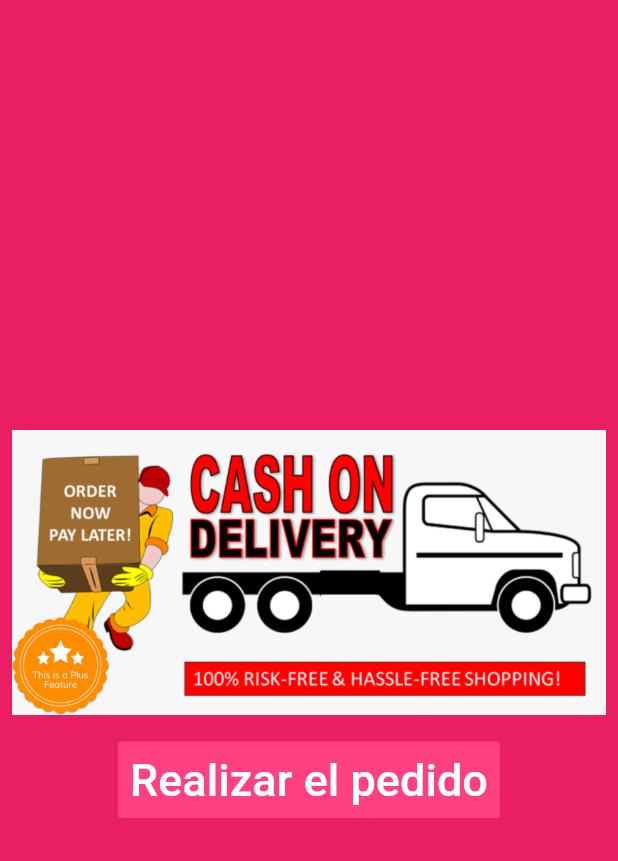
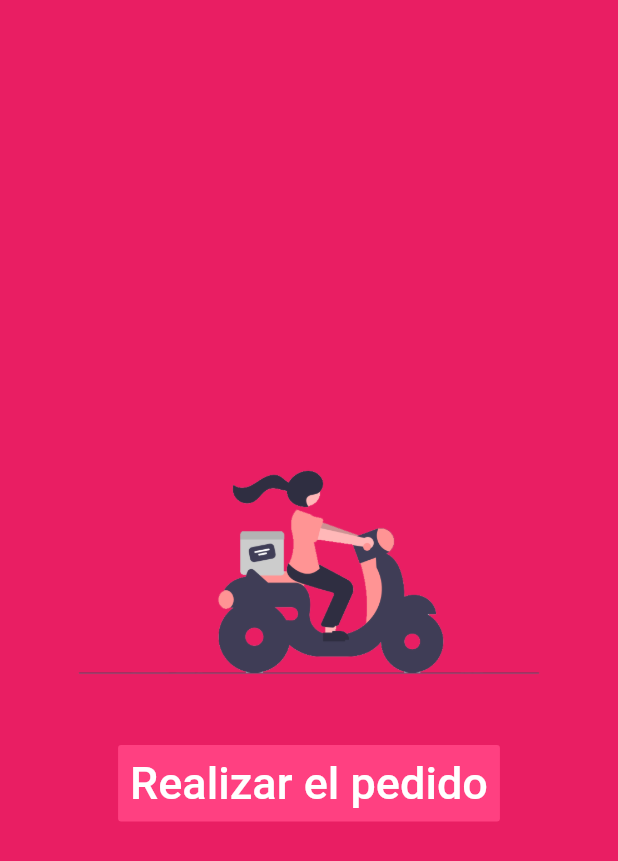
Before and after one commit to Ri-Shard/Reposteria-App, a Flutter app: the PaymentPage widget shown alone on an empty page, opened directly, on a phone screen of 412 x 824 dp. Shown: the top 861 px of the screen. Run offline on Flutter 3.47's test engine with Material 2 defaults, Android fonts, the phone set to English and light mode, and no system bars; our stand-ins replace cloud_firestore, firebase_auth, firebase_storage, fluttertoast, image_picker, shared_preferences and 1 more; missing offline and left inert: animated_dialog_box; accounts and stored records are empty.

```diff
--- a/lib/Orders/placeOrderPaymentPage.dart
+++ b/lib/Orders/placeOrderPaymentPage.dart
@@ -33,7 +33,7 @@ class _PaymentPageState extends State<PaymentPage> {
             children: [
               Padding(
                 padding: EdgeInsets.all(8.0),
-                child: Image.asset("images/cash.png")
+                child: Image.asset("images/On_way.png")
               ),
               SizedBox(height: 10.0,),
               FlatButton(
```
